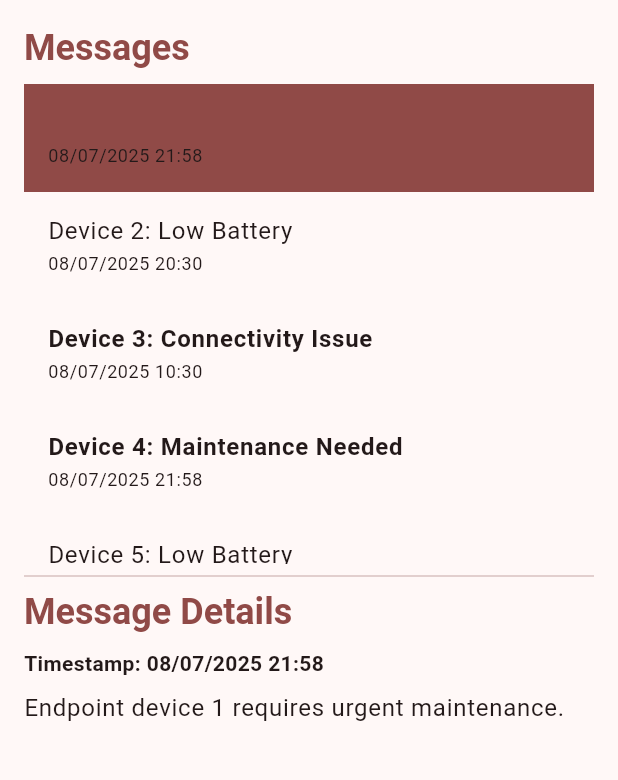
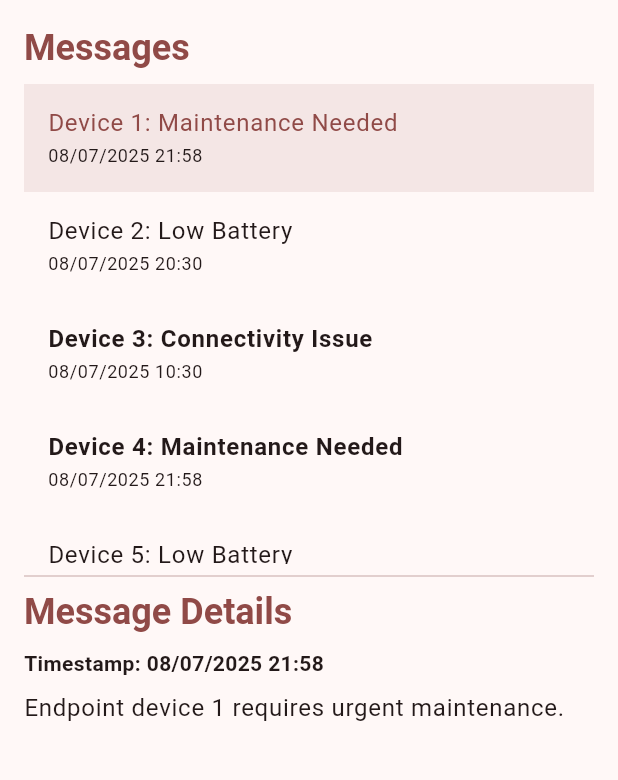
Before and after one commit to oehamilton/COMMS, a Flutter app: the screen it shows after launch, after a tap on "Device 1: Maintenance Needed", on a phone screen of 412 x 824 dp, the part 84-864 px from its top. Run offline on Flutter 3.47's test engine with Material 3 defaults, Android fonts, the phone set to English and light mode, and no system bars; our stand-ins replace shared_preferences.

Commit message:
Fixed color

```diff
--- a/comms/lib/main.dart
+++ b/comms/lib/main.dart
@@ -334,8 +334,8 @@ class _MyHomePageState extends State<MyHomePage> {
                       });
                     },
                     selected: _selectedMessage == message,
-                    //selectedTileColor: Theme.of(context).colorScheme.primary.withOpacity(0.1),
-                    selectedTileColor: Theme.of(context).colorScheme.primary
+                    selectedTileColor: Theme.of(context).colorScheme.primary.withOpacity(0.1),
+                    //selectedTileColor: Theme.of(context).colorScheme.primary
                   );
                 },
               ),
```
